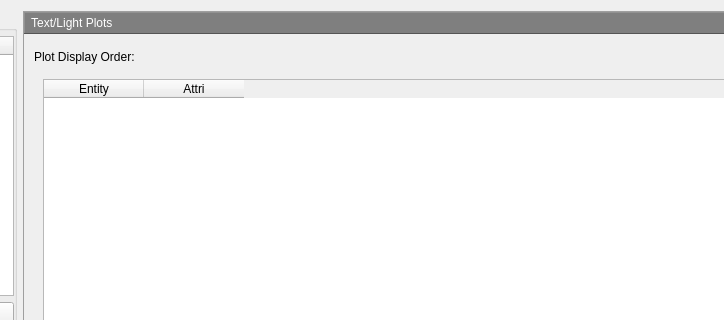
Above: PlotManager.ui from whatudone/plotxy before the change; both pictures show x 256 to 980 and y 0 to 320 of the 1259 by 764 pixel window. Below: the same form after it.
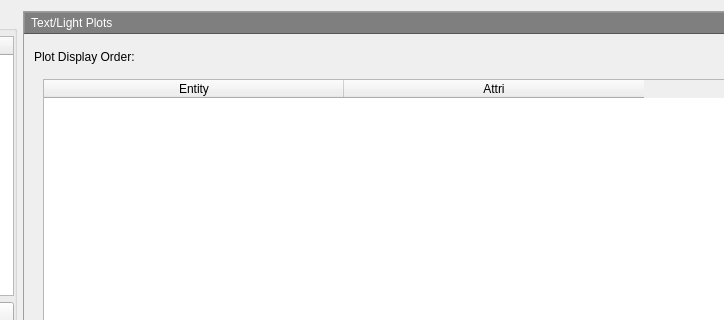
That is the form after the change. The open tabs and pages were chosen to show the change. Custom widgets are drawn as their Qt base class.

Patch:
```diff
--- a/PlotManager.ui
+++ b/PlotManager.ui
@@ -4671,10 +4671,25 @@
                 <layout class="QVBoxLayout" name="verticalLayout_75">
                  <item>
                   <widget class="QTableWidget" name="tableWidget_TextDataSort">
+                   <attribute name="horizontalHeaderDefaultSectionSize">
+                    <number>300</number>
+                   </attribute>
+                   <attribute name="horizontalHeaderStretchLastSection">
+                    <bool>false</bool>
+                   </attribute>
+                   <attribute name="verticalHeaderShowSortIndicator" stdset="0">
+                    <bool>false</bool>
+                   </attribute>
+                   <attribute name="verticalHeaderStretchLastSection">
+                    <bool>false</bool>
+                   </attribute>
                    <column>
                     <property name="text">
                      <string>Entity</string>
                     </property>
+                    <property name="textAlignment">
+                     <set>AlignCenter</set>
+                    </property>
                    </column>
                    <column>
                     <property name="text">
```
Left out of the diff: 2 changed lines with no effect on the pictures.
